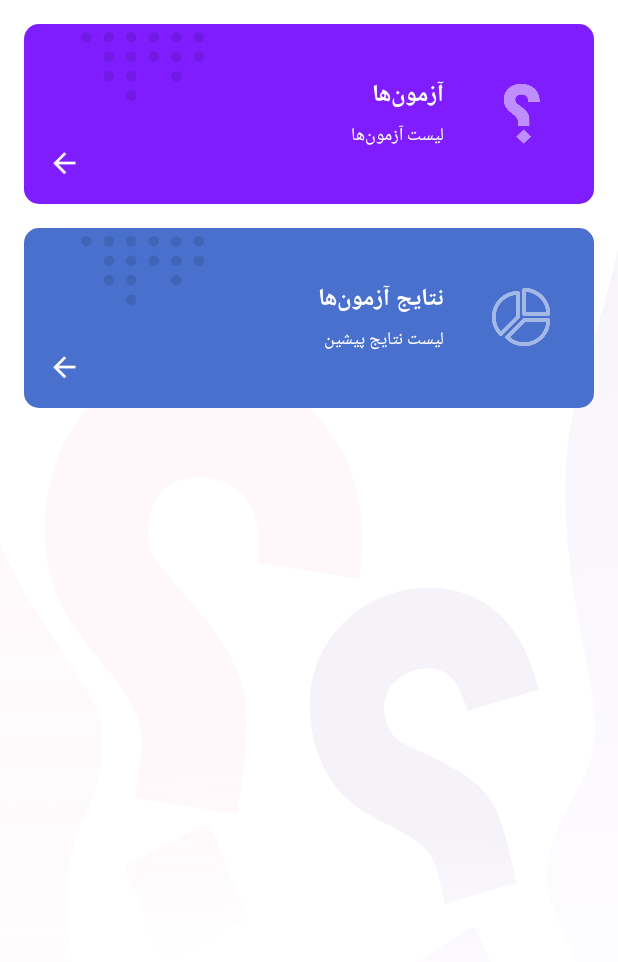
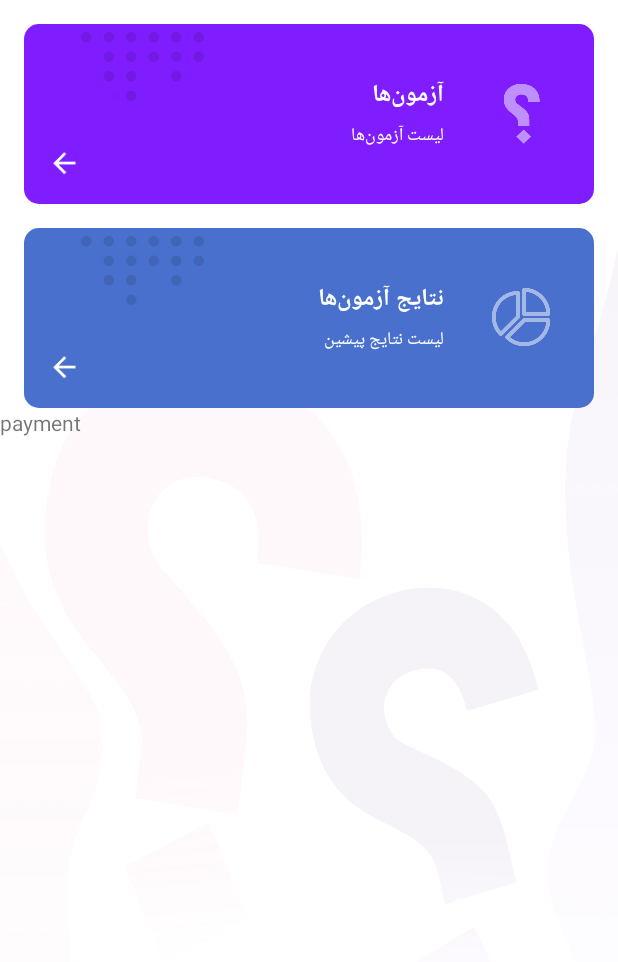
Before and after one commit to mhmdreza/psychoT, an Android app: the fragment MainFragment shown on its own in the app's theme, on a phone screen of 412 x 824 dp, the part 216-1178 px from its top. Run offline under Robolectric (Android 15) with nearby library versions, the phone set to English and light mode, and no system bars; libraries missing offline, so code that uses them is left out: ir.pec.mpl.

Commit message:
fix ui bugs

```diff
--- a/app/src/main/AndroidManifest.xml
+++ b/app/src/main/AndroidManifest.xml
@@ -1,6 +1,5 @@
 <?xml version="1.0" encoding="utf-8"?>
 <manifest xmlns:android="http://schemas.android.com/apk/res/android"
-    xmlns:tools="http://schemas.android.com/tools"
     package="com.mhmdreza.azmoonyar">
 
     <application
@@ -8,12 +7,10 @@
         android:icon="@mipmap/app_icon"
         android:label="@string/app_name"
         android:roundIcon="@mipmap/app_icon"
-        android:supportsRtl="true"
-        tools:replace="android:supportsRtl"
+        android:supportsRtl="false"
         android:name=".ApplicationLoader"
         android:theme="@style/AppTheme">
         <activity android:name=".MainActivity"
-
             android:windowSoftInputMode="adjustResize">
             <intent-filter>
                 <action android:name="android.intent.action.VIEW" />
--- a/app/src/main/res/layout/agreement_level_5.xml
+++ b/app/src/main/res/layout/agreement_level_5.xml
@@ -23,6 +23,7 @@
             android:layout_marginStart="32dp"
             android:layout_marginEnd="32dp"
             android:layout_gravity="center"
+            android:gravity="center"
             android:maxLines="3"
             android:text="وقتی کودکم بدرفتاری می کند..."
             android:textSize="18sp"
--- a/app/src/main/res/layout/fragment_main.xml
+++ b/app/src/main/res/layout/fragment_main.xml
@@ -3,7 +3,6 @@
     xmlns:tools="http://schemas.android.com/tools"
     android:layout_width="match_parent"
     android:layout_height="match_parent"
-    xmlns:app="http://schemas.android.com/apk/res-auto"
     android:orientation="vertical"
     android:background="@mipmap/item_background_general"
     tools:context=".views.MainFragment">
@@ -198,4 +197,10 @@
             android:src="@drawable/ic_back" />
     </FrameLayout>
 
+    <TextView
+        android:id="@+id/payment"
+        android:layout_width="wrap_content"
+        android:layout_height="wrap_content"
+        android:text="payment"/>
+
 </LinearLayout>
--- a/app/src/main/res/layout/fragment_quiz_result.xml
+++ b/app/src/main/res/layout/fragment_quiz_result.xml
@@ -82,8 +82,10 @@
 
         <TextView
             android:id="@+id/quizResultTextView"
+            android:layout_height="wrap_content"
             android:layout_width="match_parent"
-            android:layout_height="wrap_content" />
+            android:lineSpacingExtra="5dp"
+            android:textSize="20sp" />
     </ScrollView>
 
 
--- a/app/src/main/res/layout/fragment_result_list.xml
+++ b/app/src/main/res/layout/fragment_result_list.xml
@@ -4,7 +4,7 @@
     android:layout_width="match_parent"
     android:layout_height="match_parent"
     android:orientation="vertical"
-    android:background="@mipmap/item_background_general"
+    android:background="@android:color/white"
     tools:context=".views.ResultListFragment">
 
     <FrameLayout
```
Also changed, not shown: app/src/main/java/com/mhmdreza/azmoonyar/MainActivity.kt (+8 -0 lines), app/src/main/java/com/mhmdreza/azmoonyar/views/MainFragment.kt (+9 -0 lines).
